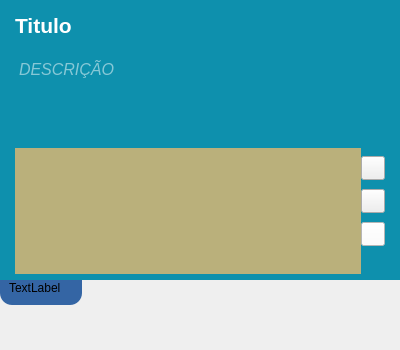
Old version of the form Telas/UI/cardGrupo.ui in the repository Nautilidae-project/Nautilus.
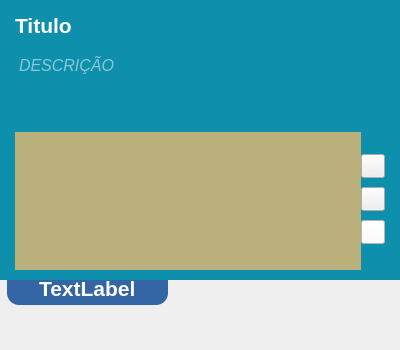
New version of the form. Icons and pictures are not drawn.

```diff
--- a/Telas/UI/cardGrupo.ui
+++ b/Telas/UI/cardGrupo.ui
@@ -34,6 +34,33 @@
 	border-bottom-right-radius: 12px;
 	border-top-left-radius: 0px;
 	border-top-right-radius: 0px;	
+}
+
+/*-------------------------------- Label --------------------------------------*/
+#lbCategoria {
+	color: #fff;
+	background-color: transparent;
+	border: 0px;
+	font-size: 16pt;
+	font-family: Ubuntu;
+	font-weight: bold;
+}
+
+/*------------------------------- Tabela --------------------------------------*/
+
+#tblGrupoItem {
+	background-color: rgba(233, 185, 110, 200);
+    /*border: none;*/
+	color: #444;
+	margin-bottom: 8px;
+	padding-right: 4px;
+	padding-top: 4px;
+	padding-left: 12px;
+	margin-top: 8px;
+}
+
+#tblGrupoItem::item {
+	color: #fff;
 }</string>
   </property>
   <widget class="QFrame" name="frGrupoCard">
@@ -75,6 +102,9 @@
     <property name="bottomMargin">
      <number>0</number>
     </property>
+    <property name="verticalSpacing">
+     <number>2</number>
+    </property>
     <item row="2" column="0">
      <widget class="QFrame" name="frBottom">
       <property name="styleSheet">
@@ -119,20 +149,7 @@
           </size>
          </property>
          <property name="styleSheet">
-          <string notr="true">#tblGrupoItem {
-	background-color: rgba(233, 185, 110, 200);
-    /*border: none;*/
-	color: #444;
-	margin-bottom: 8px;
-	padding-right: 4px;
-	padding-top: 4px;
-	padding-left: 12px;
-	margin-top: 16px;
-}
-
-#tblGrupoItem::item {
-	color: #fff;
-}</string>
+          <string notr="true"/>
          </property>
          <property name="frameShape">
           <enum>QFrame::NoFrame</enum>
@@ -178,7 +195,7 @@
          </column>
         </widget>
        </item>
-       <item row="0" column="1">
+       <item row="0" column="1" alignment="Qt::AlignVCenter">
         <widget class="QFrame" name="frBotoes">
          <property name="minimumSize">
           <size>
@@ -220,7 +237,7 @@
            <number>0</number>
           </property>
           <property name="bottomMargin">
-           <number>0</number>
+           <number>4</number>
           </property>
           <item row="3" column="1">
            <widget class="QPushButton" name="pbEditar">
@@ -410,12 +427,36 @@
   <widget class="QFrame" name="frCategoria">
    <property name="geometry">
     <rect>
-     <x>0</x>
+     <x>7</x>
      <y>270</y>
-     <width>82</width>
+     <width>161</width>
      <height>35</height>
     </rect>
    </property>
+   <property name="sizePolicy">
+    <sizepolicy hsizetype="Expanding" vsizetype="Preferred">
+     <horstretch>0</horstretch>
+     <verstretch>0</verstretch>
+    </sizepolicy>
+   </property>
+   <property name="minimumSize">
+    <size>
+     <width>50</width>
+     <height>24</height>
+    </size>
+   </property>
+   <property name="maximumSize">
+    <size>
+     <width>16777215</width>
+     <height>36</height>
+    </size>
+   </property>
+   <property name="sizeIncrement">
+    <size>
+     <width>60</width>
+     <height>0</height>
+    </size>
+   </property>
    <property name="frameShape">
     <enum>QFrame::NoFrame</enum>
    </property>
@@ -423,7 +464,22 @@
     <enum>QFrame::Raised</enum>
    </property>
    <layout class="QHBoxLayout" name="horizontalLayout">
-    <item>
+    <property name="spacing">
+     <number>0</number>
+    </property>
+    <property name="leftMargin">
+     <number>0</number>
+    </property>
+    <property name="topMargin">
+     <number>0</number>
+    </property>
+    <property name="rightMargin">
+     <number>0</number>
+    </property>
+    <property name="bottomMargin">
+     <number>4</number>
+    </property>
+    <item alignment="Qt::AlignHCenter|Qt::AlignBottom">
      <widget class="QLabel" name="lbCategoria">
       <property name="text">
        <string>TextLabel</string>
```
